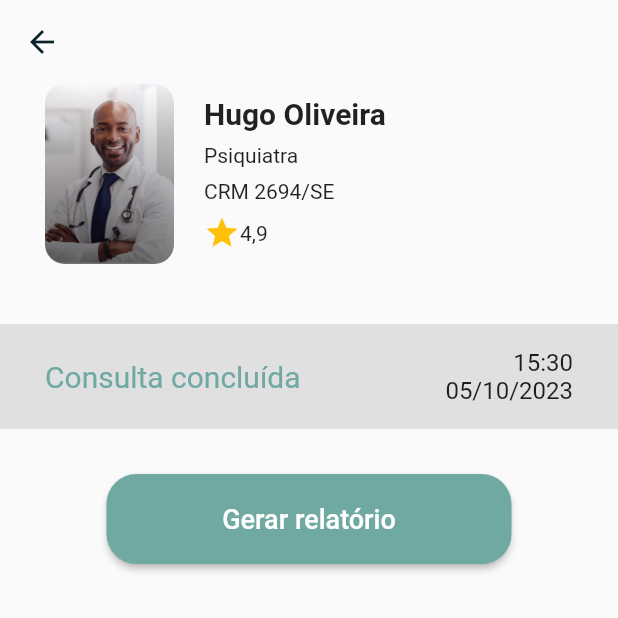
After one commit to NatanBatista/syncrolife, a Flutter app: the screen it shows after launch, item 2 of the bottom bar chosen, after a tap on "Hugo Oliveira", on a phone screen of 412 x 824 dp, the top half of it. The commit adds this screen. Run offline on Flutter 3.47's test engine with Material 2 defaults, Android fonts, the phone set to English and light mode, and no system bars.

Commit message:
Tela de agenda e detalhes da consulta

```diff
--- a/lib/layout.dart
+++ b/lib/layout.dart
@@ -1,7 +1,9 @@
 import 'package:flutter/material.dart';
 import 'package:flutter/src/widgets/framework.dart';
 import 'package:flutter/src/widgets/placeholder.dart';
+import 'package:syncrolife/pages/agenda_page/agenda_page.dart';
 import 'package:syncrolife/pages/feed_page/feed_page.dart';
+import 'package:syncrolife/pages/perfil_page/perfil_page.dart';
 
 class Layout extends StatefulWidget {
   const Layout({super.key});
@@ -11,16 +13,37 @@ class Layout extends StatefulWidget {
 }
 
 class _LayoutState extends State<Layout> {
+  PageController _pageController = PageController();
+  int itemIndex = 0;
+
+  void setItemIndex(int index) {
+    setState(() {
+      itemIndex = index;
+    });
+  }
+
   @override
   Widget build(BuildContext context) {
     return Scaffold(
-      bottomNavigationBar: BottomNavigationBar(elevation: 7, items: [
-        BottomNavigationBarItem(icon: Icon(Icons.home), label: 'Início'),
-        BottomNavigationBarItem(icon: Icon(Icons.book), label: 'Agenda'),
-        BottomNavigationBarItem(
-            icon: Icon(Icons.emoji_people), label: 'Perfil'),
+      bottomNavigationBar: BottomNavigationBar(
+          currentIndex: itemIndex,
+          onTap: (int page) {
+            setItemIndex(page);
+            _pageController.animateToPage(page,
+                duration: Duration(milliseconds: 300), curve: Curves.easeIn);
+          },
+          elevation: 7,
+          items: [
+            BottomNavigationBarItem(icon: Icon(Icons.home), label: 'Início'),
+            BottomNavigationBarItem(icon: Icon(Icons.book), label: 'Agenda'),
+            BottomNavigationBarItem(
+                icon: Icon(Icons.account_circle), label: 'Perfil'),
+          ]),
+      body: PageView(controller: _pageController, children: [
+        FeedPage(),
+        AgendaPage(),
+        PerfilPage(),
       ]),
-      body: FeedPage(),
     );
   }
 }
--- /dev/null
+++ b/lib/pages/agenda_page/agenda_page.dart
@@ -0,0 +1,57 @@
+import 'package:flutter/material.dart';
+import 'package:flutter/src/widgets/framework.dart';
+import 'package:flutter/src/widgets/placeholder.dart';
+import 'package:syncrolife/pages/consulta_details_page/consulta_details_page.dart';
+
+class AgendaPage extends StatefulWidget {
+  const AgendaPage({super.key});
+
+  @override
+  State<AgendaPage> createState() => _AgendaPageState();
+}
+
+class _AgendaPageState extends State<AgendaPage> {
+  @override
+  Widget build(BuildContext context) {
+    return Scaffold(
+      body: Column(
+        crossAxisAlignment: CrossAxisAlignment.center,
+        children: [
+          SizedBox(
+            height: MediaQuery.of(context).padding.top + 24,
+          ),
+          Text(
+            'Consultas agendadas',
+            style: TextStyle(fontSize: 20, fontWeight: FontWeight.bold),
+          ),
+          Expanded(
+            child: ListView.separated(
+                itemBuilder: (BuildContext context, int index) {
+                  return ListTile(
+                    leading: Text('Hugo Oliveira'),
+                    trailing: Column(
+                      mainAxisAlignment: MainAxisAlignment.center,
+                      children: [
+                        Text('15:30'),
+                        Text('05/10/2023'),
+                      ],
+                    ),
+                    onTap: () => Navigator.push(
+                        context,
+                        MaterialPageRoute(
+                            builder: (context) => ConsultaDetailsPage())),
+                  );
+                },
+                separatorBuilder: (BuildContext context, int index) {
+                  return Container(
+                    color: Colors.black12,
+                    height: 1.5,
+                  );
+                },
+                itemCount: 50),
+          ),
+        ],
+      ),
+    );
+  }
+}
--- /dev/null
+++ b/lib/pages/consulta_details_page/consulta_details_page.dart
@@ -0,0 +1,160 @@
+import 'package:flutter/material.dart';
+import 'package:flutter/src/widgets/framework.dart';
+import 'package:flutter/src/widgets/placeholder.dart';
+import 'package:syncrolife/styles.dart';
+
+class ConsultaDetailsPage extends StatefulWidget {
+  const ConsultaDetailsPage({super.key});
+
+  @override
+  State<ConsultaDetailsPage> createState() => _ConsultaDetailsPageState();
+}
+
+class _ConsultaDetailsPageState extends State<ConsultaDetailsPage> {
+  @override
+  Widget build(BuildContext context) {
+    return Scaffold(
+      appBar: AppBar(
+        backgroundColor: Colors.transparent,
+        elevation: 0,
+        leading: BackButton(
+          color: charlestonGreen,
+        ),
+      ),
+      body: SizedBox(
+        width: MediaQuery.of(context).size.width,
+        child: Column(
+          crossAxisAlignment: CrossAxisAlignment.center,
+          children: [
+            Padding(
+              padding: EdgeInsets.only(left: 30),
+              child: Row(
+                children: [
+                  SizedBox(
+                    height: 120,
+                    width: 86,
+                    child: Stack(children: [
+                      ClipRRect(
+                        borderRadius: BorderRadius.circular(13),
+                        child: Image.asset('assets/images/medico.png'),
+                      ),
+                      ClipRRect(
+                        borderRadius: BorderRadius.circular(13),
+                        child: Container(
+                          height: 120,
+                          width: 100,
+                          decoration: BoxDecoration(
+                            gradient: LinearGradient(
+                              begin: Alignment.topCenter,
+                              end: Alignment.bottomCenter,
+                              colors: [
+                                Colors.transparent,
+                                Colors.black54,
+                              ],
+                            ),
+                          ),
+                        ),
+                      ),
+                    ]),
+                  ),
+                  SizedBox(
+                    width: 20,
+                  ),
+                  Column(
+                    crossAxisAlignment: CrossAxisAlignment.start,
+                    children: [
+                      Text(
+                        'Hugo Oliveira',
+                        style: TextStyle(
+                            fontSize: 20, fontWeight: FontWeight.bold),
+                      ),
+                      SizedBox(
+                        height: 8,
+                      ),
+                      Text(
+                        'Psiquiatra',
+                        style: TextStyle(
+                          fontSize: 14,
+                        ),
+                      ),
+                      SizedBox(
+                        height: 8,
+                      ),
+                      Text(
+                        'CRM 2694/SE',
+                        style: TextStyle(fontSize: 14),
+                      ),
+                      SizedBox(
+                        height: 8,
+                      ),
+                      Row(
+                        children: [
+                          Icon(
+                            Icons.star,
+                            color: Colors.amber,
+                          ),
+                          Text(
+                            '4,9',
+                            style: TextStyle(fontSize: 14),
+                          ),
+                        ],
+                      )
+                    ],
+                  )
+                ],
+              ),
+            ),
+            SizedBox(
+              height: 40,
+            ),
+            Container(
+              padding: EdgeInsets.symmetric(horizontal: 30),
+              height: 70,
+              width: MediaQuery.of(context).size.width,
+              decoration: BoxDecoration(color: Colors.grey.shade300),
+              child: Row(
+                children: [
+                  Text(
+                    'Consulta concluída',
+                    style: TextStyle(color: greenSheen, fontSize: 20),
+                  ),
+                  Expanded(
+                      child: Column(
+                    mainAxisAlignment: MainAxisAlignment.center,
+                    crossAxisAlignment: CrossAxisAlignment.end,
+                    children: [
+                      Text(
+                        '15:30',
+                        style: TextStyle(fontSize: 16),
+                      ),
+                      Text(
+                        '05/10/2023',
+                        style: TextStyle(fontSize: 16),
+                      ),
+                    ],
+                  ))
+                ],
+              ),
+            ),
+            SizedBox(
+              height: 30,
+            ),
+            SizedBox(
+                height: 60,
+                width: 270,
+                child: ElevatedButton(
+                    style: ElevatedButton.styleFrom(
+                        backgroundColor: greenSheen,
+                        shape: RoundedRectangleBorder(
+                            borderRadius: BorderRadius.circular(20))),
+                    onPressed: () {},
+                    child: Text(
+                      'Gerar relatório',
+                      style: TextStyle(fontSize: 18),
+                    )))
+          ],
+        ),
+      ),
+    );
+  }
+}
--- a/lib/pages/feed_page/widgets/doctors_list_widget.dart
+++ b/lib/pages/feed_page/widgets/doctors_list_widget.dart
@@ -9,7 +9,7 @@ Widget DoctorsListWidget(List lista) {
       scrollDirection: Axis.horizontal,
       itemCount: 20,
       itemBuilder: (context, index) => Padding(
-        padding: const EdgeInsets.only(left: 30),
+        padding: EdgeInsets.only(left: 30, right: (index == 19) ? 30 : 0),
         child: Container(
           width: 130,
           height: 180,
@@ -17,7 +17,9 @@ Widget DoctorsListWidget(List lista) {
             color: Colors.grey,
             borderRadius: BorderRadius.circular(20),
           ),
-          child: Stack(alignment: Alignment.center, children: [
+          child: Stack(
+            alignment: Alignment.center,
+            children: [
               ClipRRect(
                 borderRadius: BorderRadius.circular(20),
 //Imagem do médico
@@ -68,7 +70,8 @@ Widget DoctorsListWidget(List lista) {
                         color: lavenderBlush,
                         fontWeight: FontWeight.w500)),
               )
-          ]),
+            ],
+          ),
         ),
       ),
     ),
--- /dev/null
+++ b/lib/pages/perfil_page/perfil_page.dart
@@ -0,0 +1,19 @@
+import 'package:flutter/material.dart';
+import 'package:flutter/src/widgets/framework.dart';
+import 'package:flutter/src/widgets/placeholder.dart';
+
+class PerfilPage extends StatefulWidget {
+  const PerfilPage({super.key});
+
+  @override
+  State<PerfilPage> createState() => _PerfilPageState();
+}
+
+class _PerfilPageState extends State<PerfilPage> {
+  @override
+  Widget build(BuildContext context) {
+    return Scaffold(
+      body: Container(),
+    );
+  }
+}
```
Also changed, not shown: lib/main.dart (+0 -9 lines), lib/widgets/user_image.dart (added). Lines whose indentation alone changed are shown as unchanged.
